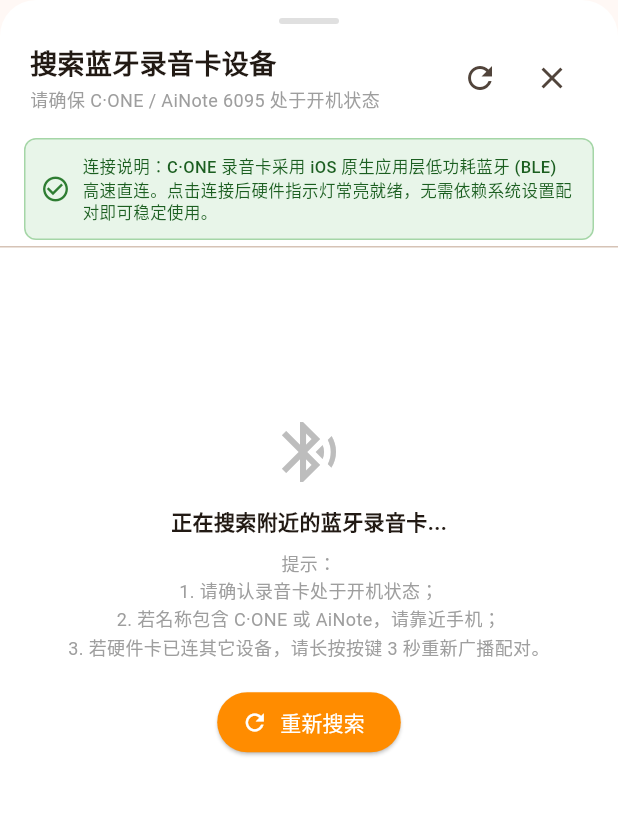
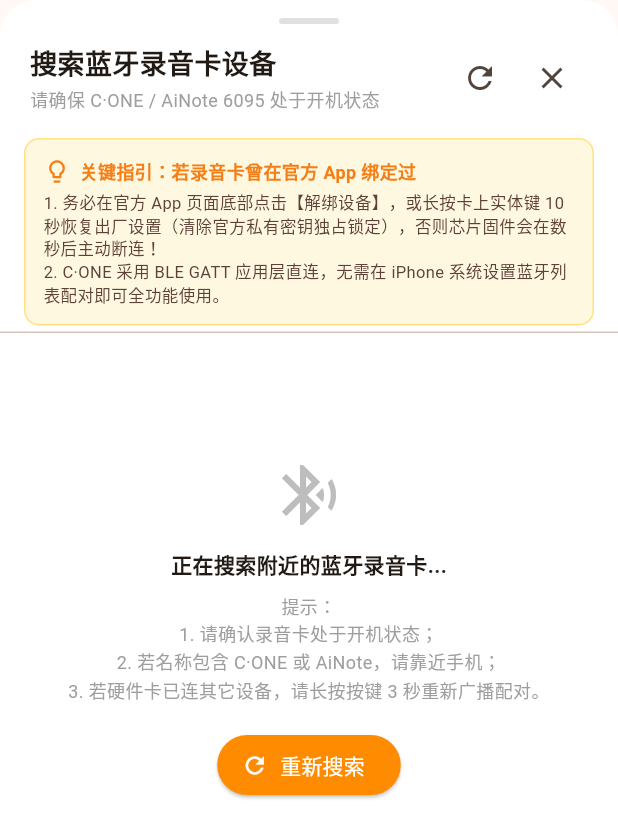
Before and after one commit to lrocky01/sunmate, a Flutter app: the _BleDevicePickerModal widget shown alone on an empty page, opened directly, on a phone screen of 412 x 824 dp. Shown: the top 838 px of the screen. Run offline on Flutter 3.47's test engine with Material 3 defaults, Android fonts, the phone set to English and light mode, and no system bars; our stand-ins replace dio, flutter_blue_plus, flutter_riverpod, shared_preferences; accounts and stored records are empty; network calls fail.

Commit message:
feat: align official C·ONE device SN display (SZ1200126180xxxx), add official unbind and 10s factory reset guide, bump to v1.0.7

```diff
--- a/sunmate_app/lib/core/hardware/hardware_device_driver.dart
+++ b/sunmate_app/lib/core/hardware/hardware_device_driver.dart
@@ -74,6 +74,9 @@
   /// 设备展示名称
   String get displayName;
 
+  /// 硬件唯一序列号 (SN)
+  String get snNumber => "";
+
   /// 是否已连接/可用
   bool get isConnected;
 
--- a/sunmate_app/lib/models/device_status.dart
+++ b/sunmate_app/lib/models/device_status.dart
@@ -3,6 +3,7 @@
   final bool isConnected;
   final String deviceName;
   final String deviceId;
+  final String snNumber;       // 硬件唯一序列号 (例如 SZ12001261804552)
   final int batteryLevel;      // 0 ~ 100%
   final bool isCharging;
   final int recordingState;    // 0: 空闲, 1: 录音中, 2: 暂停
@@ -14,6 +15,7 @@
     this.isConnected = false,
     this.deviceName = "未连接",
     this.deviceId = "",
+    this.snNumber = "--",
     this.batteryLevel = 0,
     this.isCharging = false,
     this.recordingState = 0,
@@ -29,6 +31,7 @@
     bool? isConnected,
     String? deviceName,
     String? deviceId,
+    String? snNumber,
     int? batteryLevel,
     bool? isCharging,
     int? recordingState,
@@ -40,6 +43,7 @@
       isConnected: isConnected ?? this.isConnected,
       deviceName: deviceName ?? this.deviceName,
       deviceId: deviceId ?? this.deviceId,
+      snNumber: snNumber ?? this.snNumber,
       batteryLevel: batteryLevel ?? this.batteryLevel,
       isCharging: isCharging ?? this.isCharging,
       recordingState: recordingState ?? this.recordingState,
--- a/sunmate_app/lib/providers/device_provider.dart
+++ b/sunmate_app/lib/providers/device_provider.dart
@@ -35,6 +35,7 @@
     state = state.copyWith(
       isConnected: driver.isConnected,
       deviceName: driver.displayName,
+      snNumber: driver.snNumber,
       batteryLevel: driver.batteryLevel,
       recordingState: driver.isRecording ? 1 : (driver.isPaused ? 2 : 0),
     );
--- a/sunmate_app/lib/views/home_page.dart
+++ b/sunmate_app/lib/views/home_page.dart
@@ -22,7 +22,7 @@
           crossAxisAlignment: CrossAxisAlignment.start,
           children: [
             Text("SunMate 阳光智伴", style: TextStyle(fontSize: 17, fontWeight: FontWeight.bold)),
-            Text("v1.0.6 (稳定直连与就绪守护版) · 伴随式第二大脑", style: TextStyle(fontSize: 11, color: Colors.black54)),
+            Text("v1.0.7 (硬件解绑指引与SN全息版) · 伴随式第二大脑", style: TextStyle(fontSize: 11, color: Colors.black54)),
           ],
         ),
         actions: [
@@ -68,12 +68,24 @@
                                 device.isConnected ? device.deviceName : "未连接随身设备",
                                 style: const TextStyle(fontSize: 17, fontWeight: FontWeight.bold),
                               ),
-                              const SizedBox(height: 4),
+                              if (device.snNumber.isNotEmpty && device.snNumber != "--") ...[
+                                const SizedBox(height: 2),
+                                Text(
+                                  "SN: ${device.snNumber}",
+                                  style: const TextStyle(
+                                    fontSize: 11,
+                                    fontFamily: 'monospace',
+                                    color: Colors.black54,
+                                    fontWeight: FontWeight.w500,
+                                  ),
+                                ),
+                              ],
+                              const SizedBox(height: 2),
                               Text(
                                 device.isConnected
                                     ? (activeDriver.deviceType == HardwareDeviceType.phoneInternalMic
                                         ? "原生麦克风就绪 (无外设模式)"
-                                        : "蓝牙卡连接正常 (GATT 已就绪)")
+                                        : "蓝牙卡连接正常 (GATT 直连已就绪)")
                                     : "设备待连接 (可一键切换为手机麦克风)",
                                 style: TextStyle(
                                   color: device.isConnected ? Colors.green.shade700 : Colors.grey,
@@ -522,24 +534,32 @@
             ),
           ],
 
-          // 纯净直连说明横幅
+          // 纯净直连与硬件解绑指引横幅
           Container(
             margin: const EdgeInsets.symmetric(horizontal: 16, vertical: 4),
-            padding: const EdgeInsets.all(10),
+            padding: const EdgeInsets.all(12),
             decoration: BoxDecoration(
-              color: const Color(0xFFE8F5E9),
-              borderRadius: BorderRadius.circular(8),
-              border: Border.all(color: const Color(0xFFA5D6A7)),
+              color: const Color(0xFFFFF8E1),
+              borderRadius: BorderRadius.circular(10),
+              border: Border.all(color: const Color(0xFFFFE082)),
             ),
-            child: const Row(
+            child: const Column(
+              crossAxisAlignment: CrossAxisAlignment.start,
               children: [
-                Icon(Icons.check_circle_outline, size: 20, color: Color(0xFF2E7D32)),
-                SizedBox(width: 8),
-                Expanded(
-                  child: Text(
-                    "连接说明：C·ONE 录音卡采用 iOS 原生应用层低功耗蓝牙 (BLE) 高速直连。点击连接后硬件指示灯常亮就绪，无需依赖系统设置配对即可稳定使用。",
-                    style: TextStyle(fontSize: 11, color: Color(0xFF1B5E20), height: 1.35, fontWeight: FontWeight.w500),
-                  ),
+                Row(
+                  children: [
+                    Icon(Icons.lightbulb_outline, size: 18, color: Color(0xFFF57F17)),
+                    SizedBox(width: 6),
+                    Text(
+                      "关键指引：若录音卡曾在官方 App 绑定过",
+                      style: TextStyle(fontSize: 12, fontWeight: FontWeight.bold, color: Color(0xFFF57F17)),
+                    ),
+                  ],
+                ),
+                SizedBox(height: 4),
+                Text(
+                  "1. 务必在官方 App 页面底部点击【解绑设备】，或长按卡上实体键 10 秒恢复出厂设置（清除官方私有密钥独占锁定），否则芯片固件会在数秒后主动断连！\n2. C·ONE 采用 BLE GATT 应用层直连，无需在 iPhone 系统设置蓝牙列表配对即可全功能使用。",
+                  style: TextStyle(fontSize: 11, color: Color(0xFF5D4037), height: 1.4),
                 ),
               ],
             ),
@@ -796,8 +816,7 @@
                                     final err = devNotifier.lastError ?? "连接握手超时";
                                     setState(() {
                                       _isConnecting = false;
-                                      _connectingDeviceId = null;
-                                      _connectionError = "连接未完成: $err\n请靠近录音卡或长按按键 3 秒进入配对状态后重试";
+                                      _connectionError = "连接未完成: $err\n⚠️ 重点排查：若设备显示连接后数秒内断开，说明录音卡芯片处于官方私有密钥独占锁定状态。请在官方 App 底部点击【解绑设备】，或长按录音卡正面按键 10 秒彻底恢复出厂设置（清除私有绑定）后再试。";
                                     });
                                   }
                                 }
--- a/sunmate_app/pubspec.yaml
+++ b/sunmate_app/pubspec.yaml
@@ -1,7 +1,7 @@
 name: sunmate_app
 description: "SunMate（阳光智伴）- 伴随式第二大脑与成长智能体 (Flutter 跨平台)"
 publish_to: "none"
-version: 1.0.6+7
+version: 1.0.7+8
 
 environment:
   sdk: ">=3.0.0 <4.0.0"
```
Also changed, not shown: sunmate_app/lib/core/hardware/ainote_6095_driver.dart (+14 -0 lines), sunmate_app/lib/views/settings_page.dart (+10 -0 lines).
